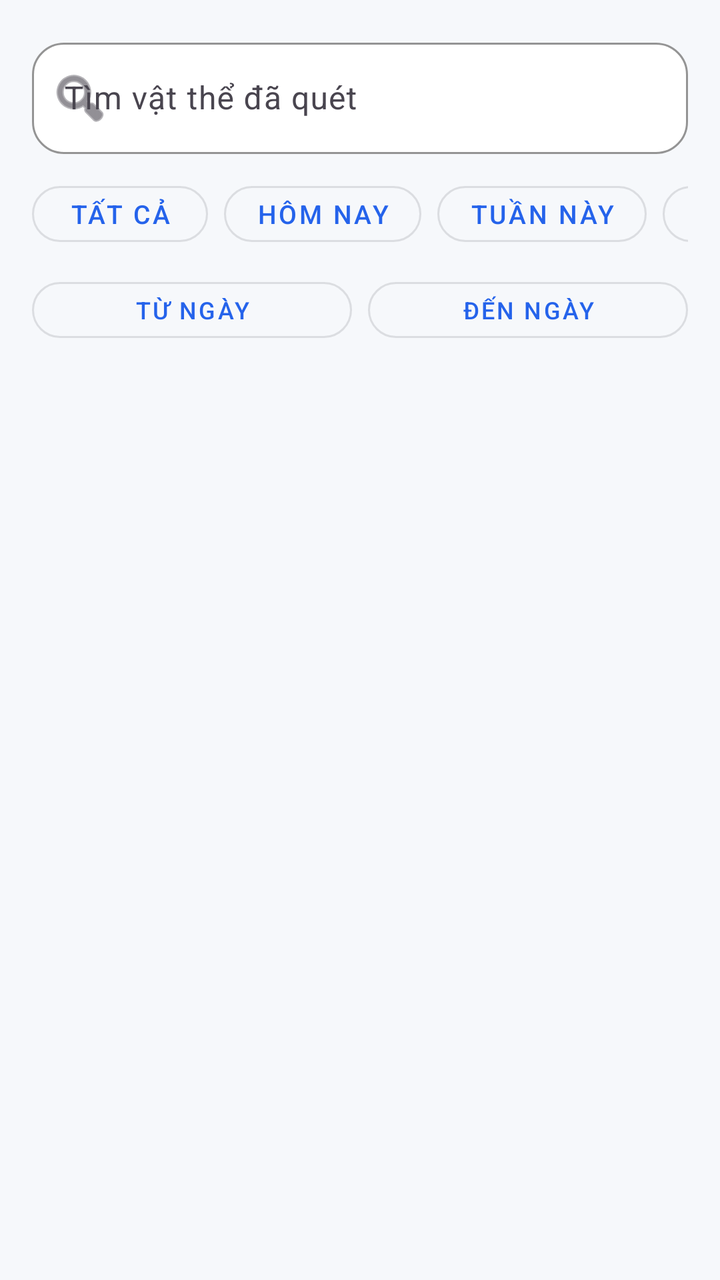
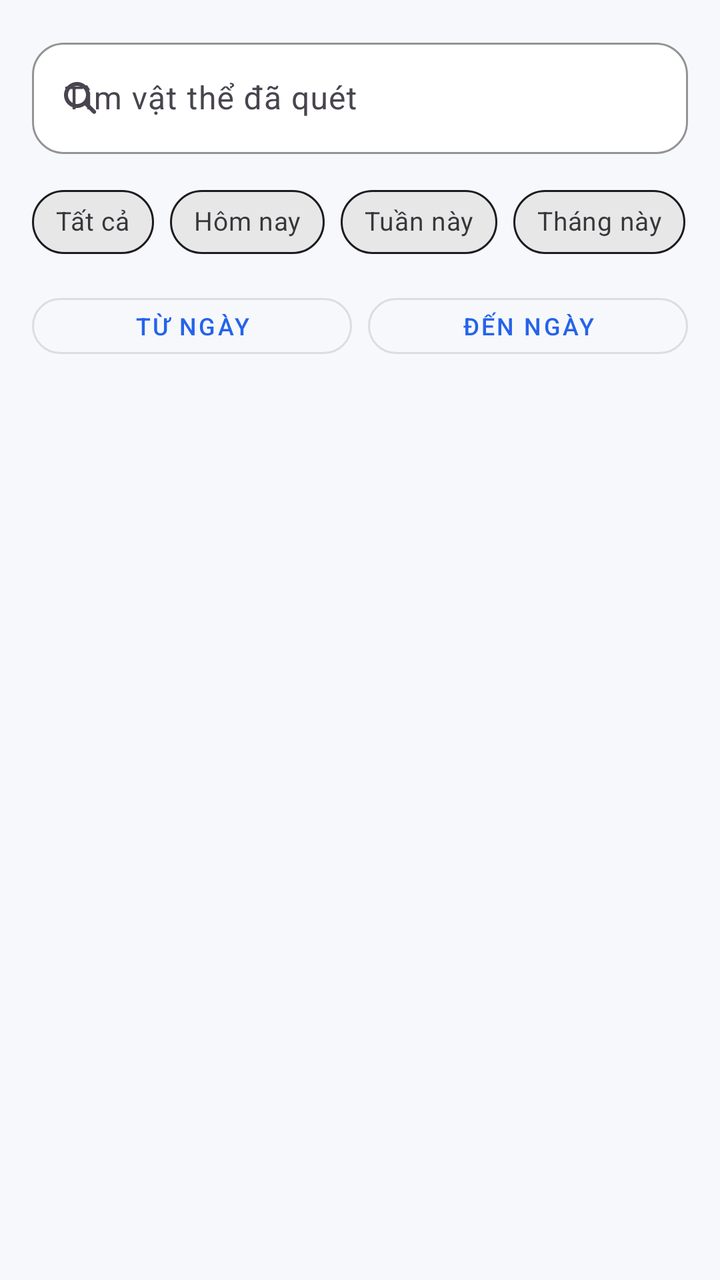

Compare the two renders of this Android layout. The source of the first and the diff that turns it into the second are given below.
<!-- AndroidManifest.xml: application theme Theme.ObjectLanguage -->
<!-- res/layout/fragment_history.xml -->
<?xml version="1.0" encoding="utf-8"?>
<LinearLayout xmlns:android="http://schemas.android.com/apk/res/android"
    xmlns:app="http://schemas.android.com/apk/res-auto"
    android:layout_width="match_parent"
    android:layout_height="match_parent"
    android:background="@color/background"
    android:orientation="vertical"
    android:padding="16dp">

    <com.google.android.material.textfield.TextInputLayout
        android:layout_width="match_parent"
        android:layout_height="wrap_content"
        app:boxBackgroundColor="@color/surface"
        app:boxCornerRadiusBottomEnd="16dp"
        app:boxCornerRadiusBottomStart="16dp"
        app:boxCornerRadiusTopEnd="16dp"
        app:boxCornerRadiusTopStart="16dp"
        app:boxStrokeColor="@color/divider"
        app:startIconDrawable="@android:drawable/ic_menu_search">

        <com.google.android.material.textfield.TextInputEditText
            android:id="@+id/etSearchHistory"
            android:layout_width="match_parent"
            android:layout_height="wrap_content"
            android:hint="@string/history_search_hint"
            android:imeOptions="actionSearch"
            android:inputType="text"
            android:maxLines="1" />
    </com.google.android.material.textfield.TextInputLayout>

    <HorizontalScrollView
        android:layout_width="match_parent"
        android:layout_height="wrap_content"
        android:layout_marginTop="10dp"
        android:overScrollMode="never"
        android:scrollbars="none">

        <LinearLayout
            android:layout_width="wrap_content"
            android:layout_height="wrap_content"
            android:orientation="horizontal">

            <com.google.android.material.button.MaterialButton
                android:id="@+id/btnFilterAll"
                style="@style/Widget.MaterialComponents.Button.OutlinedButton"
                android:layout_width="wrap_content"
                android:layout_height="40dp"
                android:text="@string/history_filter_all"
                android:textSize="13sp"
                app:cornerRadius="20dp" />

            <com.google.android.material.button.MaterialButton
                android:id="@+id/btnFilterToday"
                style="@style/Widget.MaterialComponents.Button.OutlinedButton"
                android:layout_width="wrap_content"
                android:layout_height="40dp"
                android:layout_marginStart="8dp"
                android:text="@string/history_filter_today"
                android:textSize="13sp"
                app:cornerRadius="20dp" />

            <com.google.android.material.button.MaterialButton
                android:id="@+id/btnFilterWeek"
                style="@style/Widget.MaterialComponents.Button.OutlinedButton"
                android:layout_width="wrap_content"
                android:layout_height="40dp"
                android:layout_marginStart="8dp"
                android:text="@string/history_filter_week"
                android:textSize="13sp"
                app:cornerRadius="20dp" />

            <com.google.android.material.button.MaterialButton
                android:id="@+id/btnFilterMonth"
                style="@style/Widget.MaterialComponents.Button.OutlinedButton"
                android:layout_width="wrap_content"
                android:layout_height="40dp"
                android:layout_marginStart="8dp"
                android:text="@string/history_filter_month"
                android:textSize="13sp"
                app:cornerRadius="20dp" />
        </LinearLayout>
    </HorizontalScrollView>

    <LinearLayout
        android:layout_width="match_parent"
        android:layout_height="wrap_content"
        android:layout_marginTop="8dp"
        android:gravity="center_vertical"
        android:orientation="horizontal">

        <com.google.android.material.button.MaterialButton
            android:id="@+id/btnFromDate"
            style="@style/Widget.MaterialComponents.Button.OutlinedButton"
            android:layout_width="0dp"
            android:layout_height="40dp"
            android:layout_weight="1"
            android:text="@string/history_filter_from_date"
            android:textSize="12sp"
            app:cornerRadius="20dp" />

        <com.google.android.material.button.MaterialButton
            android:id="@+id/btnToDate"
            style="@style/Widget.MaterialComponents.Button.OutlinedButton"
            android:layout_width="0dp"
            android:layout_height="40dp"
            android:layout_marginStart="8dp"
            android:layout_weight="1"
            android:text="@string/history_filter_to_date"
            android:textSize="12sp"
            app:cornerRadius="20dp" />

        <ImageButton
            android:id="@+id/btnClearDateRange"
            android:layout_width="40dp"
            android:layout_height="40dp"
            android:layout_marginStart="4dp"
            android:background="?attr/selectableItemBackgroundBorderless"
            android:contentDescription="@string/history_filter_clear_dates"
            android:src="@android:drawable/ic_menu_close_clear_cancel"
            android:visibility="gone"
            app:tint="@color/text_secondary" />
    </LinearLayout>

    <FrameLayout
        android:layout_width="match_parent"
        android:layout_height="0dp"
        android:layout_marginTop="12dp"
        android:layout_weight="1">

        <androidx.recyclerview.widget.RecyclerView
            android:id="@+id/recyclerView"
            android:layout_width="match_parent"
            android:layout_height="match_parent"
            android:clipToPadding="false"
            android:paddingBottom="12dp" />

        <ProgressBar
            android:id="@+id/progressBar"
            android:layout_width="wrap_content"
            android:layout_height="wrap_content"
            android:layout_gravity="center"
            android:visibility="gone" />

        <TextView
            android:id="@+id/tvEmpty"
            android:layout_width="match_parent"
            android:layout_height="match_parent"
            android:gravity="center"
            android:padding="24dp"
            android:text="@string/history_empty"
            android:textColor="@color/text_secondary"
            android:textSize="18sp"
            android:textStyle="bold"
            android:visibility="gone" />
    </FrameLayout>
</LinearLayout>
<!-- resources referenced by this layout -->
<resources>
  <color name="background">#F6F8FB</color>
  <color name="divider">#D8DEE8</color>
  <color name="surface">#FFFFFF</color>
  <color name="text_secondary">#5B6472</color>
  <string name="history_empty">Chưa có lịch sử quét</string>
  <string name="history_filter_all">Tất cả</string>
  <string name="history_filter_clear_dates">Bỏ lọc ngày</string>
  <string name="history_filter_from_date">Từ ngày</string>
  <string name="history_filter_month">Tháng này</string>
  <string name="history_filter_to_date">Đến ngày</string>
  <string name="history_filter_today">Hôm nay</string>
  <string name="history_filter_week">Tuần này</string>
  <string name="history_search_hint">Tìm vật thể đã quét</string>
  <color name="primary">#2563EB</color>
  <color name="primary_dark">#1E40AF</color>
  <color name="text_on_primary">#FFFFFF</color>
  <color name="secondary">#16A34A</color>
  <style name="Widget.App.CardView" parent="Widget.Material3.CardView.Elevated">
          <item name="cardBackgroundColor">@color/surface</item>
          <item name="cardCornerRadius">14dp</item>
          <item name="cardElevation">0dp</item>
          <item name="strokeWidth">0dp</item>
      </style>
  <style name="Widget.App.BottomNav" parent="Widget.Material3.BottomNavigationView">
          <item name="backgroundTint">@color/bottom_nav_bg</item>
          <item name="itemIconTint">@color/bottom_nav_color</item>
          <item name="itemTextColor">@color/bottom_nav_color</item>
          <item name="itemActiveIndicatorStyle">@style/Widget.App.BottomNav.ActiveIndicator</item>
          <item name="labelVisibilityMode">labeled</item>
          <item name="itemRippleColor">@color/primary_light</item>
      </style>
  <color name="bottom_nav_bg">#FFFFFF</color>
  <style name="Widget.App.BottomNav.ActiveIndicator" parent="Widget.Material3.BottomNavigationView.ActiveIndicator">
          <item name="android:color">@color/surface_variant</item>
          <item name="shapeAppearance">@style/ShapeAppearance.App.SmallComponent</item>
      </style>
  <color name="primary_light">#DBEAFE</color>
  <color name="surface_variant">#EAF0F7</color>
  <style name="ShapeAppearance.App.SmallComponent" parent="ShapeAppearance.Material3.SmallComponent">
          <item name="cornerSize">14dp</item>
      </style>
  <!-- unchanged entries left out for length: 1 -->
</resources>

<!-- the commit's change to res/layout/fragment_history.xml (unified diff, before → after) -->
@@ -16,7 +16,7 @@
         app:boxCornerRadiusTopEnd="16dp"
         app:boxCornerRadiusTopStart="16dp"
         app:boxStrokeColor="@color/divider"
-        app:startIconDrawable="@android:drawable/ic_menu_search">
+        app:startIconDrawable="@drawable/ic_search">
 
         <com.google.android.material.textfield.TextInputEditText
             android:id="@+id/etSearchHistory"
@@ -35,50 +35,53 @@
         android:overScrollMode="never"
         android:scrollbars="none">
 
-        <LinearLayout
+        <com.google.android.material.chip.ChipGroup
             android:layout_width="wrap_content"
             android:layout_height="wrap_content"
-            android:orientation="horizontal">
+            app:chipSpacingHorizontal="8dp"
+            app:singleLine="true">
 
-            <com.google.android.material.button.MaterialButton
+            <com.google.android.material.chip.Chip
                 android:id="@+id/btnFilterAll"
-                style="@style/Widget.MaterialComponents.Button.OutlinedButton"
+                style="@style/Widget.MaterialComponents.Chip.Choice"
                 android:layout_width="wrap_content"
-                android:layout_height="40dp"
+                android:layout_height="wrap_content"
                 android:text="@string/history_filter_all"
                 android:textSize="13sp"
-                app:cornerRadius="20dp" />
+                app:checkedIconVisible="false"
+                app:chipStrokeWidth="1dp" />
 
-            <com.google.android.material.button.MaterialButton
+            <com.google.android.material.chip.Chip
                 android:id="@+id/btnFilterToday"
-                style="@style/Widget.MaterialComponents.Button.OutlinedButton"
+                style="@style/Widget.MaterialComponents.Chip.Choice"
                 android:layout_width="wrap_content"
-                android:layout_height="40dp"
-                android:layout_marginStart="8dp"
+                android:layout_height="wrap_content"
                 android:text="@string/history_filter_today"
                 android:textSize="13sp"
-                app:cornerRadius="20dp" />
+                app:checkedIconVisible="false"
+                app:chipStrokeWidth="1dp" />
 
-            <com.google.android.material.button.MaterialButton
+            <com.google.android.material.chip.Chip
                 android:id="@+id/btnFilterWeek"
-                style="@style/Widget.MaterialComponents.Button.OutlinedButton"
+                style="@style/Widget.MaterialComponents.Chip.Choice"
                 android:layout_width="wrap_content"
-                android:layout_height="40dp"
-                android:layout_marginStart="8dp"
+                android:layout_height="wrap_content"
                 android:text="@string/history_filter_week"
                 android:textSize="13sp"
-                app:cornerRadius="20dp" />
+                app:checkedIconVisible="false"
+                app:chipStrokeWidth="1dp" />
 
-            <com.google.android.material.button.MaterialButton
+            <com.google.android.material.chip.Chip
                 android:id="@+id/btnFilterMonth"
-                style="@style/Widget.MaterialComponents.Button.OutlinedButton"
+                style="@style/Widget.MaterialComponents.Chip.Choice"
                 android:layout_width="wrap_content"
-                android:layout_height="40dp"
-                android:layout_marginStart="8dp"
+                android:layout_height="wrap_content"
                 android:text="@string/history_filter_month"
                 android:textSize="13sp"
-                app:cornerRadius="20dp" />
-        </LinearLayout>
+                app:checkedIconVisible="false"
+                app:chipStrokeWidth="1dp" />
+
+        </com.google.android.material.chip.ChipGroup>
     </HorizontalScrollView>
 
     <LinearLayout
<!-- resource entries referenced after the edit -->
@@ -4,6 +4,17 @@
   <color name="divider">#D8DEE8</color>
   <color name="surface">#FFFFFF</color>
   <color name="text_secondary">#5B6472</color>
+  <!-- drawable ic_search (drawable) -->
+  <?xml version="1.0" encoding="utf-8"?>
+  <vector xmlns:android="http://schemas.android.com/apk/res/android"
+      android:width="24dp"
+      android:height="24dp"
+      android:viewportWidth="24"
+      android:viewportHeight="24">
+      <path
+          android:fillColor="#111827"
+          android:pathData="M10.5,4C6.91,4 4,6.91 4,10.5C4,14.09 6.91,17 10.5,17C11.97,17 13.32,16.51 14.41,15.69L18.36,19.64C18.75,20.03 19.39,20.03 19.78,19.64C20.17,19.25 20.17,18.61 19.78,18.22L15.87,14.31C16.58,13.25 17,11.94 17,10.5C17,6.91 14.09,4 10.5,4ZM6,10.5C6,8.01 8.01,6 10.5,6C12.99,6 15,8.01 15,10.5C15,12.99 12.99,15 10.5,15C8.01,15 6,12.99 6,10.5Z" />
+  </vector>
   <string name="history_empty">Chưa có lịch sử quét</string>
   <string name="history_filter_all">Tất cả</string>
   <string name="history_filter_clear_dates">Bỏ lọc ngày</string>
